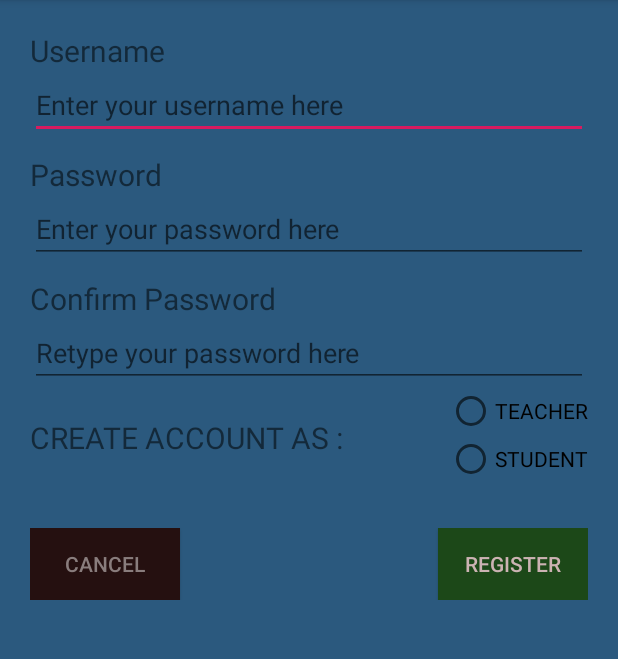
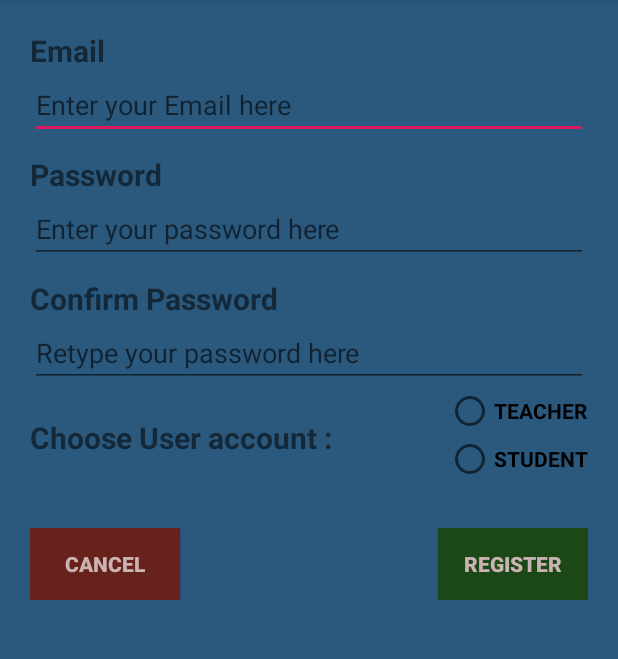
Before and after one commit to kausar100/system-project, an Android app: the RegistrationPage screen opened directly, with no data from a screen before it, on a phone screen of 412 x 824 dp, the part 84-743 px from its top. Run offline under Robolectric (Android 15) with nearby library versions, the phone set to English and light mode, and no system bars.

Commit message:
design updated

```diff
--- a/app/src/main/java/com/example/hp/tutorstudentportalapp/TutorHomepage.java
+++ b/app/src/main/java/com/example/hp/tutorstudentportalapp/TutorHomepage.java
@@ -48,7 +48,7 @@ public class TutorHomepage extends AppCompatActivity {
                     case R.id.main:
                         //Toast.makeText(TutorHomepage.this, "main", Toast.LENGTH_SHORT).show();
                         Intent intent1 = new Intent(TutorHomepage.this,YearActivity.class);
-                        startActivity(intent1);
+                        startActivity(intent1 );
                         break;
                     case R.id.advisor:
                         Toast.makeText(TutorHomepage.this,"Advisor",Toast.LENGTH_SHORT).show();
--- a/app/src/main/res/layout/activity_registration_page.xml
+++ b/app/src/main/res/layout/activity_registration_page.xml
@@ -16,10 +16,11 @@
 
 
         <TextView
-            android:id="@+id/username"
+            android:id="@+id/textView1"
+            android:textStyle="bold"
             android:layout_width="wrap_content"
             android:layout_height="wrap_content"
-            android:text="Username"
+            android:text="Email"
             android:textSize="20dp"
             />
 
@@ -28,12 +29,13 @@
             android:layout_width="match_parent"
             android:layout_height="wrap_content"
             android:ems="10"
-            android:hint="Enter your username here"
+            android:hint="@string/email_info"
             />
 
         <TextView
-            android:id="@+id/pass"
+            android:id="@+id/textView2"
             android:textSize="20dp"
+            android:textStyle="bold"
             android:paddingTop="10dp"
             android:layout_width="wrap_content"
             android:layout_height="wrap_content"
@@ -44,13 +46,14 @@
             android:layout_width="match_parent"
             android:layout_height="wrap_content"
             android:ems="10"
-            android:inputType="numberPassword"
-            android:hint="Enter your password here"
+            android:inputType="textPassword"
+            android:hint="@string/pass_info"
             />
         <TextView
-            android:id="@+id/confirm_pass"
+            android:id="@+id/textView3"
             android:textSize="20dp"
             android:paddingTop="10dp"
+            android:textStyle="bold"
             android:layout_width="wrap_content"
             android:layout_height="wrap_content"
             android:text="Confirm Password" />
@@ -60,21 +63,22 @@
             android:layout_width="match_parent"
             android:layout_height="wrap_content"
             android:ems="10"
-            android:inputType="numberPassword"
-            android:hint="@string/confirm_pass"
+            android:inputType="textPassword"
+            android:hint="@string/confirm_pass_info"
             />
         <RelativeLayout
             android:layout_width="match_parent"
             android:layout_height="wrap_content">
             <TextView
                 android:textSize="20dp"
+                android:textStyle="bold"
                 android:paddingTop="20dp"
                 android:id="@+id/account"
                 android:layout_width="0dp"
                 android:layout_alignParentLeft="true"
                 android:layout_height="wrap_content"
                 android:layout_toLeftOf="@id/radio"
-                android:text="CREATE ACCOUNT AS :"
+                android:text="Choose User account :"
                 />
 
             <RadioGroup
@@ -87,9 +91,11 @@
                     android:id="@+id/teacher"
                     android:layout_width="wrap_content"
                     android:layout_height="wrap_content"
-                    android:text="TEACHER" />
+                    android:text="TEACHER"
+                    android:textStyle="bold" />
                 <RadioButton
                     android:id="@+id/student"
+                    android:textStyle="bold"
                     android:layout_width="wrap_content"
                     android:layout_height="wrap_content"
                     android:text="STUDENT" />
@@ -106,8 +112,9 @@
                 android:id="@+id/cancel_button_id"
                 android:layout_alignParentLeft="true"
                 android:layout_width="100dp"
-                android:background="#251010"
-                android:textColor="#897d7d"
+                android:background="#68221c"
+                android:textColor="#ccb3b3"
+                android:textStyle="bold"
                 android:layout_height="wrap_content"
                 android:text="cancel" />
 
@@ -116,6 +123,7 @@
                 android:layout_width="100dp"
                 android:background="#1c4818"
                 android:textColor="#ccb3b3"
+                android:textStyle="bold"
                 android:layout_height="wrap_content"
                 android:layout_alignParentRight="true"
                 android:text="Register" />
--- a/app/src/main/res/values/strings.xml
+++ b/app/src/main/res/values/strings.xml
@@ -1,7 +1,9 @@
 <resources>
     <string name="app_name">TutorStudent PortalApp</string>
     <string name="exit">Are you sure you want to exit?</string>
-    <string name="confirm_pass">Retype your password here</string>
+    <string name="email_info">Enter your Email here</string>
+    <string name="pass_info">Enter your password here</string>
+    <string name="confirm_pass_info">Retype your password here</string>
     <string name="start_app">Welcome to Tutor Student PORTAL Application</string>
     <string name="Open">open</string>
     <string name="Close">close</string>
```
Also changed, not shown: app/src/main/java/com/example/hp/tutorstudentportalapp/LoginPage.java (+48 -5 lines), app/src/main/java/com/example/hp/tutorstudentportalapp/RegistrationPage.java (+66 -7 lines), app/src/main/res/layout/activity_login_page.xml (+11 -6 lines), app/src/main/res/layout/activity_main.xml (+10 -0 lines), app/src/main/ic_launcher-web.png (added), app/src/main/res/mipmap-hdpi/ic_launcher.png, app/src/main/res/mipmap-mdpi/ic_launcher.png, app/src/main/res/mipmap-xhdpi/ic_launcher.png, app/src/main/res/mipmap-xxhdpi/ic_launcher.png, app/src/main/res/mipmap-xxxhdpi/ic_launcher.png, 3 other files.
